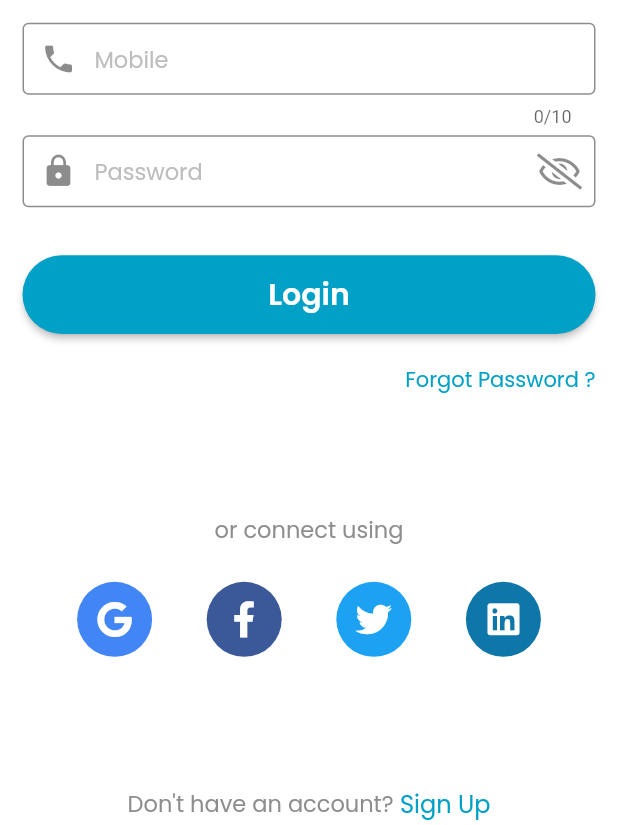
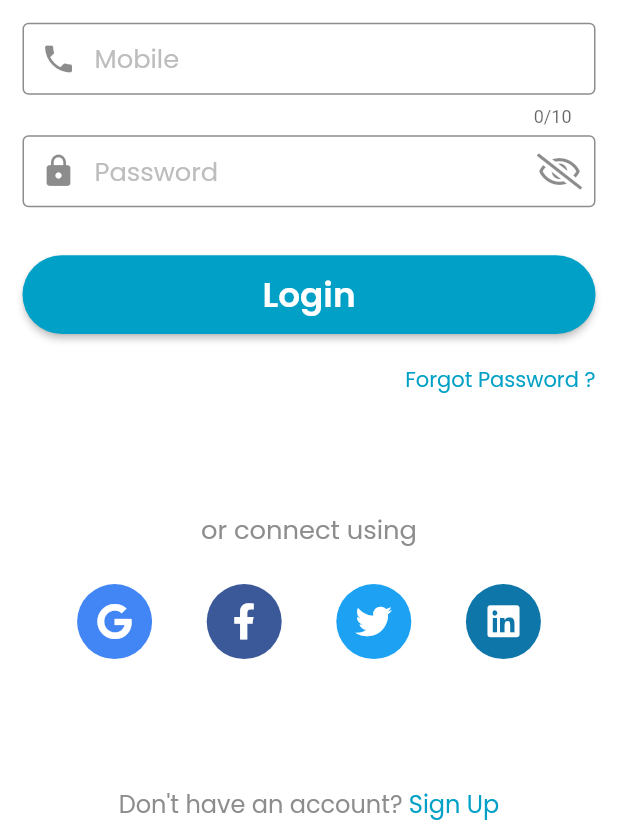
Before and after one commit to thepioneered/jamiie, a Flutter app: the screen it shows after launch, on a phone screen of 412 x 824 dp, the part 411-1236 px from its top. Run offline on Flutter 3.47's test engine with Material 2 defaults, Android fonts, the phone set to English and light mode, and no system bars; drawn by our look-alikes of auto_size_text; our stand-ins replace cached_network_image, data_connection_checker, firebase_messaging, flutter_screenutil, font_awesome_flutter, image_picker and 3 more; missing offline and left inert: numeric_keyboard; accounts and stored records are empty.

Commit message:
refactored code

```diff
--- a/lib/src/screens/Dashboard/dashboard.dart
+++ b/lib/src/screens/Dashboard/dashboard.dart
@@ -52,7 +52,7 @@ class DashboardPageWidget extends StatelessWidget {
                               "Hello," + data.name,
                               style: TextStyle(
                                   fontSize: 36.sp,
-                                  //TODO: size editor
+                                  //TODO: size editor pending
                                   fontWeight: FontWeight.bold,
                                   fontFamily: "poppins"),
                             ),
--- a/lib/src/styles/text.dart
+++ b/lib/src/styles/text.dart
@@ -1,135 +1,130 @@
 import 'package:flutter/material.dart';
-// import 'package:flutter_screenutil/flutter_screenutil.dart';
+import 'package:flutter_screenutil/flutter_screenutil.dart';
 import './colors.dart';
-import 'colors.dart';
 
-// import 'package:auto_size_text/auto_size_text.dart';
 class AppTextStyle {
   static TextStyle settingButton(Color color) {
     return TextStyle(
         fontFamily: "Poppins",
         fontWeight: FontWeight.w400,
-        fontSize: 22.0,
+        fontSize: 22.0.sp,
         color: color);
   }
 
-  static TextStyle dashCardText({Color color, double size}) {
-    return TextStyle(
+  static TextStyle dashCardText({Color color}) => TextStyle(
         fontFamily: "Poppins",
-      fontSize: size,
+        fontSize: 14.sp,
         color: color,
       );
-  }
 
-  static TextStyle dashCardNumber({Color color, double size}) {
-    return TextStyle(
+  static TextStyle dashCardNumber({Color color}) => TextStyle(
         fontFamily: "Poppins",
-      fontSize: size,
+        fontSize: 36.sp,
         fontWeight: FontWeight.bold,
         color: color,
       );
-  }
 
-  static TextStyle dashCardHeading({double size}) => TextStyle(
+  static TextStyle get dashCardHeading => TextStyle(
         fontFamily: "Poppins",
-        fontSize: size,
+        fontSize: 18.sp,
         fontWeight: FontWeight.bold,
       );
 
-  static TextStyle dashCardHint({double size}) => TextStyle(
+  static TextStyle get dashCardHint => TextStyle(
         fontFamily: "Poppins",
-        fontSize: size,
+        fontSize: 10.sp,
         color: Colors.grey,
       );
-  static TextStyle dashTransAmount({double size,Color color}) => TextStyle(
+  static TextStyle dashTransAmount({Color color}) => TextStyle(
         fontFamily: "Poppins",
-        fontSize: size,
+        fontSize: 18.sp,
         color: color,
       );
   static TextStyle get hintText => TextStyle(
         fontFamily: "Poppins",
         fontWeight: FontWeight.w400,
-        fontSize: 15.0,
+        fontSize: 15.0.sp,
         color: Colors.grey[400],
       );
   static TextStyle get createPoolBottom => TextStyle(
       fontFamily: "Poppins",
       fontWeight: FontWeight.w500,
-      fontSize: 24.0,
+      fontSize: 24.0.sp,
       color: AppColors.primaryColorPurple);
   static TextStyle get poolID => TextStyle(
         fontFamily: "Poppins",
         fontWeight: FontWeight.w500,
-        fontSize: 28.0,
+        fontSize: 28.0.sp,
         color: AppColors.primaryOrange,
       );
   static TextStyle get poolTitle => TextStyle(
         fontFamily: "Poppins",
         fontWeight: FontWeight.w500,
-        fontSize: 30.0,
+        fontSize: 30.0.sp,
         color: Colors.black,
       );
   static TextStyle get amountSubHeading => TextStyle(
         fontFamily: "Poppins",
         fontWeight: FontWeight.w400,
-        fontSize: 12.0,
+        fontSize: 12.0.sp,
         color: AppColors.grayInputHeading,
       );
   static TextStyle get poolMonthlyTotalAmount => TextStyle(
         fontFamily: "Poppins",
         fontWeight: FontWeight.w400,
-        fontSize: 15.0,
+        fontSize: 15.0.sp,
         color: AppColors.grayInputHeading,
       );
   static TextStyle get poolAmountSaved => TextStyle(
         fontFamily: "Poppins",
         fontWeight: FontWeight.w400,
-        fontSize: 15.0,
+        fontSize: 15.0.sp,
         color: AppColors.green,
       );
   static TextStyle get amountStyle => TextStyle(
         fontFamily: "Poppins",
         fontWeight: FontWeight.w500,
-        fontSize: 30.0,
+        fontSize: 30.0.sp,
         color: Colors.black,
       );
   static TextStyle get dropDownStyle => TextStyle(
       fontFamily: "Poppins",
       fontWeight: FontWeight.w400,
-      fontSize: 15.0,
+      fontSize: 15.0.sp,
       color: AppColors.black);
   static TextStyle get dropDownStyleForm => TextStyle(
       fontFamily: "Poppins",
       fontWeight: FontWeight.w400,
-      fontSize: 17.0,
+      fontSize: 17.0.sp,
       color: AppColors.black);
 
   static TextStyle get dialogTitle => TextStyle(
         fontFamily: "Poppins",
         fontWeight: FontWeight.w400,
-        fontSize: 18.0,
+        fontSize: 18.0.sp,
         color: AppColors.black,
       );
   static TextStyle get joinPoolHeading => TextStyle(
         fontFamily: "Poppins",
         fontWeight: FontWeight.w400,
-        fontSize: 17.0,
+        fontSize: 17.0.sp,
         color: AppColors.grayInputHeading,
       );
   static TextStyle get joinPoolSubHeading => TextStyle(
         fontFamily: "Poppins",
         fontWeight: FontWeight.w500,
-        fontSize: 18.0,
+        fontSize: 18.0.sp,
         color: AppColors.black,
       );
   static TextStyle dialogButton(Color _color) {
     return TextStyle(
         fontFamily: "Poppins",
         fontWeight: FontWeight.w500,
-        fontSize: 14.0,
+        fontSize: 14.0.sp,
         color: _color);
   }
 
+//todo: size of forgot button
   static TextStyle forgotPassword() {
     return TextStyle(
         fontFamily: "Poppins",
@@ -140,53 +135,53 @@ class AppTextStyle {
   static TextStyle get authHeading => TextStyle(
         fontFamily: "Poppins",
         fontWeight: FontWeight.w700,
-        fontSize: 36.0,
+        fontSize: 36.0.sp,
       );
   static TextStyle get dontHaveAccount => TextStyle(
         fontFamily: "Poppins",
         fontWeight: FontWeight.w300,
-        fontSize: 15.0,
+        fontSize: 15.0.sp,
         color: AppColors.grayInputHeading,
       );
   static TextStyle get createOne => TextStyle(
         fontFamily: "Poppins",
         fontWeight: FontWeight.w400,
-        fontSize: 18.0,
+        fontSize: 18.0.sp,
         color: AppColors.primaryColorPurple,
       );
 
   static TextStyle get forgotPasswordSubTitle => TextStyle(
         fontFamily: "Poppins",
         fontWeight: FontWeight.w400,
-        fontSize: 16.0,
+        fontSize: 16.0.sp,
         color: Colors.grey[400],
       );
   static TextStyle get minMaxPeople => TextStyle(
         fontFamily: "Poppins",
         fontWeight: FontWeight.w400,
-        fontSize: 15.0,
+        fontSize: 15.0.sp,
         color: Colors.grey[400],
       );
   static TextStyle get inputText => TextStyle(
         fontFamily: "Poppins",
         fontWeight: FontWeight.w400,
-        fontSize: 16.0,
+        fontSize: 16.0.sp,
       );
   static TextStyle get poolDataText => TextStyle(
         fontFamily: "Poppins",
         fontWeight: FontWeight.w400,
-        fontSize: 22.0,
+        fontSize: 22.0.sp,
       );
   static TextStyle get snackBar => TextStyle(
         fontFamily: "Poppins",
         fontWeight: FontWeight.w400,
-        fontSize: 15.0,
+        fontSize: 15.0.sp,
       );
 
   static TextStyle connectUsing() {
     return TextStyle(
         fontFamily: "Poppins",
-        fontSize: 15.0,
+        fontSize: 15.0.sp,
         fontWeight: FontWeight.w400,
         color: AppColors.grayInputHeading);
   }
@@ -195,7 +190,7 @@ class AppTextStyle {
     return TextStyle(
         fontFamily: "Poppins",
         fontWeight: FontWeight.w400,
-        fontSize: 12.0,
+        fontSize: 12.0.sp,
         color: color);
   }
 
@@ -204,7 +199,7 @@ class AppTextStyle {
   static TextStyle loginButtonText(Color color) {
     return TextStyle(
       fontFamily: "Poppins",
-      fontSize: 20.0,
+      fontSize: 20.0.sp,
       fontWeight: FontWeight.w600,
       color: color,
     );
@@ -215,7 +210,7 @@ class AppTextStyle {
   static TextStyle logoutButton(Color color) {
     return TextStyle(
         fontFamily: "Poppins",
-        fontSize: 15.0,
+        fontSize: 15.0.sp,
         fontWeight: FontWeight.w600,
         color: color);
   }
@@ -224,37 +219,45 @@ class AppTextStyle {
 
   static TextStyle get logoutTitle => TextStyle(
       fontFamily: "Poppins",
-      fontSize: 20.0,
+      fontSize: 20.0.sp,
       fontWeight: FontWeight.w600,
       color: AppColors.black);
 
   ///////
 
-  static TextStyle get faqTitle =>
-      TextStyle(fontFamily: "Poppins", fontSize: 22.0, color: AppColors.black);
+  static TextStyle get faqTitle => TextStyle(
+        fontFamily: "Poppins",
+        fontSize: 22.0.sp,
+        color: AppColors.black,
+      );
   //////
   static TextStyle get faqSubTitle => TextStyle(
-      fontFamily: "Poppins", fontSize: 16.0, color: AppColors.grayInputHeading);
+        fontFamily: "Poppins",
+        fontSize: 16.0.sp,
+        color: AppColors.grayInputHeading,
+      );
   //////
   static TextStyle get topHeading => TextStyle(
         fontFamily: "Poppins",
-      fontSize: 40.0,
+        fontSize: 40.0.sp,
         fontWeight: FontWeight.w600,
-      color: AppColors.primaryBlue);
+        color: AppColors.primaryBlue,
+      );
+
   static TextStyle get appBarTitle => TextStyle(
         fontFamily: "Poppins",
-        fontSize: 18.0,
+        fontSize: 18.0.sp,
         fontWeight: FontWeight.w500,
       );
   //
   static TextStyle get drawerText => TextStyle(
         fontFamily: "Poppins",
-        fontSize: 20.0,
+        fontSize: 20.0.sp,
       );
   //
   static TextStyle get errorText => TextStyle(
         fontFamily: "Poppins",
-        fontSize: 12.0,
+        fontSize: 12.0.sp,
         fontWeight: FontWeight.w400,
         color: AppColors.red,
       );
@@ -264,23 +267,27 @@ class AppTextStyle {
     return TextStyle(
       fontFamily: "Poppins",
       fontWeight: FontWeight.w900,
-      fontSize: 20.0,
+      fontSize: 20.0.sp,
       color: _color,
     );
   }
 
   static TextStyle get subheadingText => TextStyle(
         fontFamily: "Poppins",
-        fontSize: 20.0,
+        fontSize: 20.0.sp,
         color: AppColors.grayInputHeading,
       );
+
   static TextStyle get subheadingTextForm => TextStyle(
         fontFamily: "Poppins",
-        fontSize: 16.0,
+        fontSize: 16.0.sp,
         color: AppColors.grayInputHeading,
       );
 
   //
   static TextStyle get placeholderText => TextStyle(
-      fontFamily: "Poppins", fontSize: 18.0, color: AppColors.placeHolderInput);
+        fontFamily: "Poppins",
+        fontSize: 18.0.sp,
+        color: AppColors.placeHolderInput,
+      );
 }
```
Also changed, not shown: lib/src/widgets/Dashboard/dashWidget1.dart (+0 -8 lines), lib/src/widgets/Dashboard/dashWidget2.dart (+5 -5 lines), lib/src/widgets/Dashboard/dashWidget3.dart (+3 -4 lines). Lines whose indentation alone changed are shown as unchanged.
